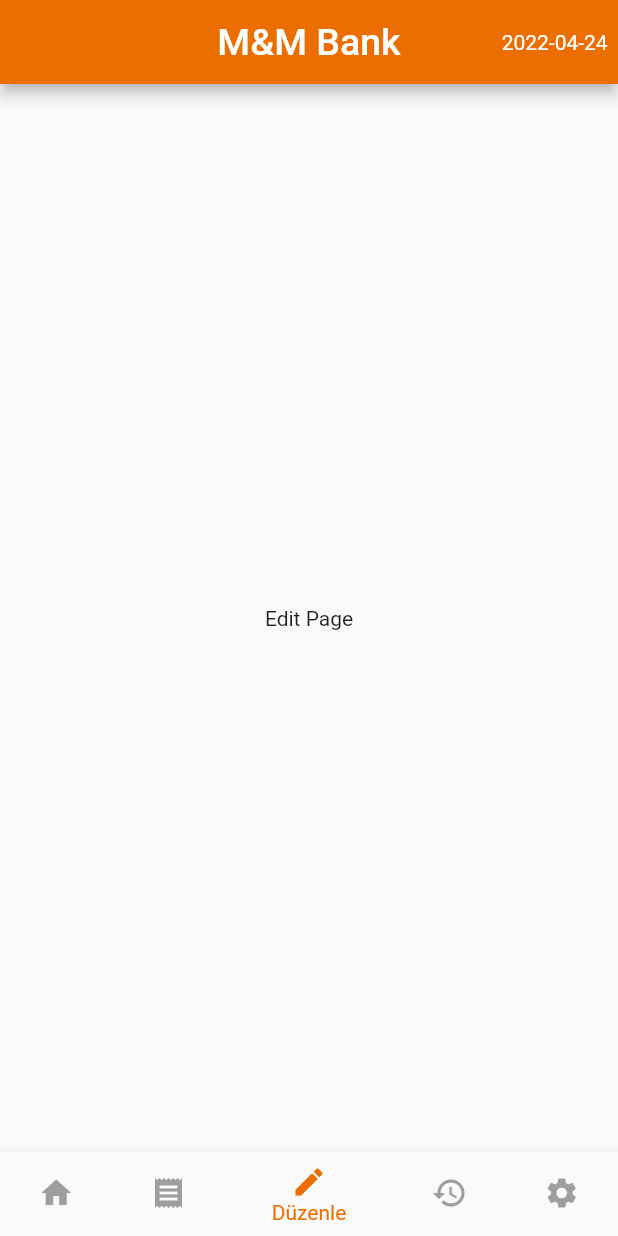
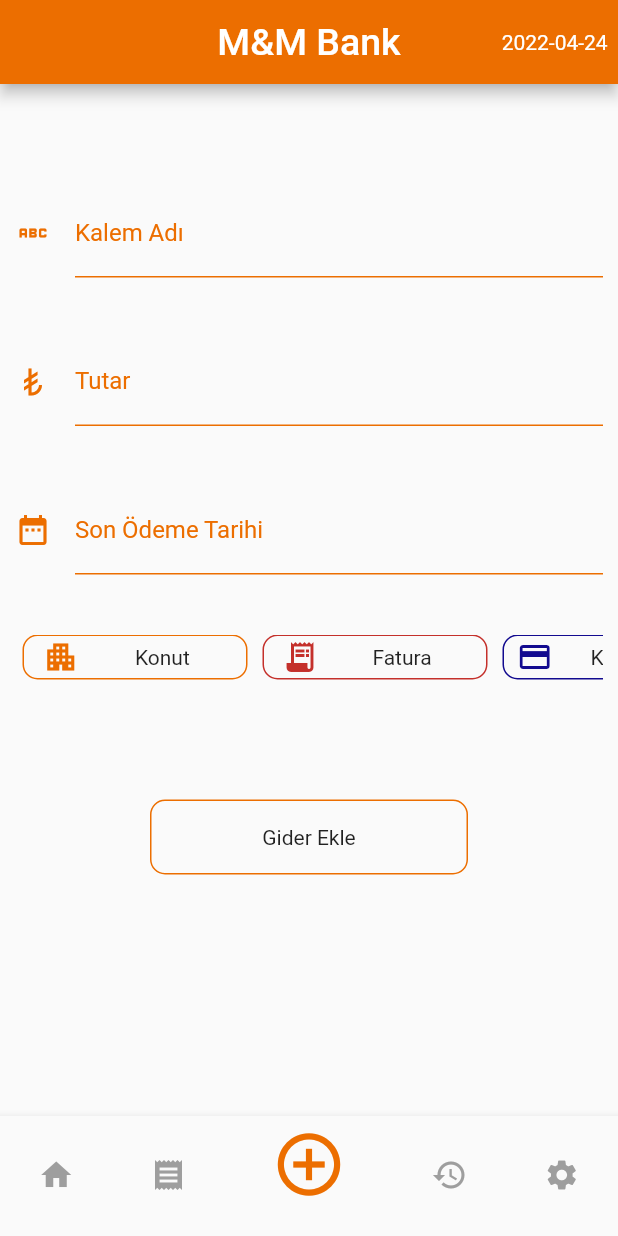
Before and after one commit to mertcanerbasi/green-account, a Flutter app: the screen it shows after launch, swiped to page 3, on a phone screen of 412 x 824 dp. Run offline on Flutter 3.47's test engine with Material 2 defaults, Android fonts, the phone set to English and light mode, and no system bars; our stand-ins replace google_fonts; Roboto replaces fonts that are missing (Genos).

Commit message:
core_funcs_update

```diff
--- a/greenaccount/lib/models/income_expense_model.dart
+++ b/greenaccount/lib/models/income_expense_model.dart
@@ -1,13 +1,26 @@
+import 'dart:core';
+import 'package:json_annotation/json_annotation.dart';
+
+part 'income_expense_model.g.dart';
+
+@JsonSerializable()
 class IncomeExpenseModel {
   final String kalemAdi;
-  final bool isGelir;
+  bool isGelir = false;
+  bool? isOdendi = false;
   final double miktar;
   final String kategori;
+  final String sonOdemeTarihi;
 
   IncomeExpenseModel({
     required this.kalemAdi,
     required this.isGelir,
     required this.miktar,
     required this.kategori,
+    required this.isOdendi,
+    required this.sonOdemeTarihi,
   });
+
+  factory IncomeExpenseModel.fromJson(Map<String, dynamic> json) => _$IncomeExpenseModelFromJson(json);
+  Map<String, dynamic> toJson() => _$IncomeExpenseModelToJson(this);
 }
--- a/greenaccount/lib/pages/create_balance/create_balance_page.dart
+++ /dev/null
@@ -1,20 +0,0 @@
-import 'package:flutter/material.dart';
-
-import '../../utils/colors.dart';
-import '../income_expense_page/widgets/title_widget.dart';
-
-class EditBalancePage extends StatefulWidget {
-  const EditBalancePage({Key? key}) : super(key: key);
-
-  @override
-  State<EditBalancePage> createState() => _EditBalancePageState();
-}
-
-class _EditBalancePageState extends State<EditBalancePage> {
-  @override
-  Widget build(BuildContext context) {
-    return Center(
-      child: Text("Edit Page"),
-    );
-  }
-}
--- /dev/null
+++ b/greenaccount/lib/pages/edit_balance/edit_balance_page.dart
@@ -0,0 +1,258 @@
+import 'package:flutter/material.dart';
+import 'package:greenaccount/models/income_expense_model.dart';
+import 'package:greenaccount/services/sharedPref.dart';
+
+import '../../utils/colors.dart';
+import '../../utils/expense_categories.dart';
+
+class EditBalancePage extends StatefulWidget {
+  const EditBalancePage({Key? key}) : super(key: key);
+
+  @override
+  State<EditBalancePage> createState() => _EditBalancePageState();
+}
+
+class _EditBalancePageState extends State<EditBalancePage> {
+  String _selectedCategory = "Diğer";
+  final TextEditingController _kalemController = TextEditingController();
+  final TextEditingController _tutarController = TextEditingController();
+  final TextEditingController _sonOdemeController = TextEditingController();
+  final _formKey = GlobalKey<FormState>();
+  final DataService _dataService = DataService();
+  List<IncomeExpenseModel>? expensesList;
+
+  _writeToExpenseList() async {
+    await _dataService.writeExpenseList(expensesList);
+  }
+
+  _readExpenseList() async {
+    var list = await _dataService.readExpenseList();
+    setState(() {
+      list?.isNotEmpty == true ? expensesList = list : expensesList = [];
+    });
+  }
+
+  @override
+  void initState() {
+    super.initState();
+    _readExpenseList();
+  }
+
+  @override
+  Widget build(BuildContext context) {
+    return Padding(
+      padding: const EdgeInsets.symmetric(horizontal: 10),
+      child: Form(
+        key: _formKey,
+        child: ListView(
+          children: [
+            const SizedBox(
+              height: 50,
+            ),
+            Padding(
+              padding: const EdgeInsets.symmetric(vertical: 20),
+              child: TextFormField(
+                autocorrect: false,
+                cursorColor: primaryOrange,
+                controller: _kalemController,
+                decoration: const InputDecoration(
+                  label: Text("Kalem Adı"),
+                  icon: Icon(
+                    Icons.abc,
+                    color: primaryOrange,
+                  ),
+                  enabledBorder: UnderlineInputBorder(
+                    borderSide: BorderSide(color: primaryOrange),
+                  ),
+                  focusedBorder: UnderlineInputBorder(
+                    borderSide: BorderSide(color: primaryOrange),
+                  ),
+                  labelStyle: TextStyle(color: primaryOrange),
+                ),
+                validator: (value) {
+                  if (value == null || value.isEmpty) {
+                    return "Kalem adı boş bırakılamaz";
+                  }
+                  return null;
+                },
+              ),
+            ),
+            Padding(
+              padding: const EdgeInsets.symmetric(vertical: 20),
+              child: TextFormField(
+                autocorrect: false,
+                cursorColor: primaryOrange,
+                controller: _tutarController,
+                decoration: const InputDecoration(
+                    label: Text("Tutar"),
+                    icon: Icon(
+                      Icons.currency_lira,
+                      color: primaryOrange,
+                    ),
+                    enabledBorder: UnderlineInputBorder(
+                      borderSide: BorderSide(color: primaryOrange),
+                    ),
+                    focusedBorder: UnderlineInputBorder(
+                      borderSide: BorderSide(color: primaryOrange),
+                    ),
+                    labelStyle: TextStyle(color: primaryOrange)),
+                validator: (value) {
+                  if (value == null || value.isEmpty) {
+                    return "Tutar boş bırakılamaz";
+                  }
+                  return null;
+                },
+              ),
+            ),
+            Padding(
+              padding: const EdgeInsets.symmetric(vertical: 20),
+              child: TextFormField(
+                autocorrect: false,
+                cursorColor: primaryOrange,
+                controller: _sonOdemeController,
+                decoration: const InputDecoration(
+                    label: Text("Son Ödeme Tarihi"),
+                    icon: Icon(
+                      Icons.date_range,
+                      color: primaryOrange,
+                    ),
+                    enabledBorder: UnderlineInputBorder(
+                      borderSide: BorderSide(color: primaryOrange),
+                    ),
+                    focusedBorder: UnderlineInputBorder(
+                      borderSide: BorderSide(color: primaryOrange),
+                    ),
+                    labelStyle: TextStyle(color: primaryOrange)),
+                validator: (value) {
+                  if (value == null || value.isEmpty) {
+                    return "Son Ödeme Tarihi boş bırakılamaz";
+                  }
+                  return null;
+                },
+              ),
+            ),
+            Padding(
+              padding: const EdgeInsets.symmetric(vertical: 20),
+              child: SizedBox(
+                height: 30,
+                child: ListView.builder(
+                  scrollDirection: Axis.horizontal,
+                  itemCount: expenseCategoriesTexts.length,
+                  itemBuilder: (context, index) => Padding(
+                    padding: const EdgeInsets.symmetric(horizontal: 5),
+                    child: InkWell(
+                      onTap: () {
+                        setState(() {
+                          _selectedCategory = expenseCategoriesTexts[index];
+                        });
+                      },
+                      child: Container(
+                        width: 150,
+                        decoration: BoxDecoration(
+                          borderRadius: const BorderRadius.all(Radius.circular(10)),
+                          border: Border.all(width: 1, color: expenseCategoriesColors[index]),
+                          color: _selectedCategory == expenseCategoriesTexts[index] ? Colors.orange[100] : null,
+                        ),
+                        child: Row(
+                          children: [
+                            const Spacer(
+                              flex: 1,
+                            ),
+                            expenseCategoriesIcons[index],
+                            const Spacer(
+                              flex: 3,
+                            ),
+                            Text(expenseCategoriesTexts[index]),
+                            const Spacer(
+                              flex: 3,
+                            ),
+                          ],
+                        ),
+                      ),
+                    ),
+                  ),
+                ),
+              ),
+            ),
+            Padding(
+              padding: const EdgeInsets.symmetric(horizontal: 90, vertical: 60),
+              child: InkWell(
+                onTap: () {
+                  if (_formKey.currentState!.validate()) {
+                    showDialog(
+                      context: context,
+                      barrierDismissible: false, // user must tap button!
+                      builder: (BuildContext context) {
+                        return AlertDialog(
+                          title: const Center(child: Text('Gider Kalemi')),
+                          content: SingleChildScrollView(
+                            child: ListBody(
+                              children: [
+                                Text('Kalem Adı: ${_kalemController.text}'),
+                                Text('Tutar : ${_tutarController.text}'),
+                                Text('Son Ödeme Tarihi: ${_sonOdemeController.text}'),
+                                Text('Kategori: $_selectedCategory'),
+                              ],
+                            ),
+                          ),
+                          actions: <Widget>[
+                            Row(
+                              mainAxisAlignment: MainAxisAlignment.spaceEvenly,
+                              children: [
+                                Center(
+                                  child: TextButton(
+                                    child: const Text(
+                                      'Düzenle',
+                                      style: TextStyle(color: primaryRed),
+                                    ),
+                                    onPressed: () {
+                                      Navigator.of(context).pop();
+                                    },
+                                  ),
+                                ),
+                                Center(
+                                  child: TextButton(
+                                    child: const Text(
+                                      'Ekle',
+                                      style: TextStyle(color: Colors.green),
+                                    ),
+                                    onPressed: () async {
+                                      expensesList!
+                                          .add(IncomeExpenseModel(kalemAdi: _kalemController.text, isGelir: false, miktar: double.parse(_tutarController.text), kategori: _selectedCategory, isOdendi: false, sonOdemeTarihi: _sonOdemeController.text));
+                                      _kalemController.clear();
+                                      _tutarController.clear();
+                                      _sonOdemeController.clear();
+                                      await _writeToExpenseList();
+
+                                      ScaffoldMessenger.of(context).showSnackBar(
+                                        const SnackBar(content: Text('Gider Kalemi Eklendi')),
+                                      );
+                                      Navigator.of(context).pop();
+                                    },
+                                  ),
+                                ),
+                              ],
+                            ),
+                          ],
+                        );
+                      },
+                    );
+                  }
+                },
+                child: Container(
+                  height: 50,
+                  width: double.infinity,
+                  decoration: BoxDecoration(
+                    borderRadius: const BorderRadius.all(Radius.circular(10)),
+                    border: Border.all(width: 1, color: primaryOrange),
+                  ),
+                  child: const Center(child: Text("Gider Ekle")),
+                ),
+              ),
+            )
+          ],
+        ),
+      ),
+    );
+  }
+}
--- a/greenaccount/lib/pages/history_page/history_page.dart
+++ b/greenaccount/lib/pages/history_page/history_page.dart
@@ -10,7 +10,7 @@ class HistoryPage extends StatefulWidget {
 class _HistoryPageState extends State<HistoryPage> {
   @override
   Widget build(BuildContext context) {
-    return Center(
+    return const Center(
       child: Text("Geçmiş Sayfası"),
     );
   }
--- a/greenaccount/lib/pages/home_page.dart
+++ b/greenaccount/lib/pages/home_page.dart
@@ -1,11 +1,12 @@
 import 'package:flutter/material.dart';
 import 'package:google_fonts/google_fonts.dart';
-import 'package:greenaccount/pages/create_balance/create_balance_page.dart';
 import 'package:greenaccount/pages/history_page/history_page.dart';
 import 'package:greenaccount/pages/income_expense_page/income_expense_page.dart';
 import 'package:greenaccount/pages/settings_page/settings_page.dart';
 import 'package:greenaccount/pages/summary_page/summary_page.dart';
 import 'package:greenaccount/utils/colors.dart';
+
+import 'edit_balance/edit_balance_page.dart';
 
 class HomePage extends StatefulWidget {
   const HomePage({Key? key}) : super(key: key);
@@ -33,6 +34,7 @@ class _HomePageState extends State<HomePage> {
   @override
   Widget build(BuildContext context) {
     return Scaffold(
+      resizeToAvoidBottomInset: false,
       appBar: AppBar(
         centerTitle: true,
         title: Text(
@@ -60,13 +62,22 @@ class _HomePageState extends State<HomePage> {
         ],
       ),
       bottomNavigationBar: BottomNavigationBar(
+        elevation: 5,
         currentIndex: _activePage,
+        type: BottomNavigationBarType.shifting,
+        backgroundColor: primaryOrange,
         selectedItemColor: primaryOrange,
         unselectedItemColor: Colors.grey[500],
         items: const [
           BottomNavigationBarItem(icon: Icon(Icons.home), label: 'Anasayfa'),
           BottomNavigationBarItem(icon: Icon(Icons.receipt), label: 'Hesap Ozeti'),
-          BottomNavigationBarItem(icon: Icon(Icons.edit), label: 'Düzenle'),
+          BottomNavigationBarItem(
+            icon: Icon(
+              Icons.add_circle_outline,
+              size: 50,
+            ),
+            label: '',
+          ),
           BottomNavigationBarItem(icon: Icon(Icons.history), label: 'Geçmiş'),
           BottomNavigationBarItem(icon: Icon(Icons.settings), label: 'Ayarlar'),
         ],
--- a/greenaccount/lib/pages/income_expense_page/widgets/title_widget.dart
+++ b/greenaccount/lib/pages/income_expense_page/widgets/title_widget.dart
@@ -5,7 +5,7 @@ import '../../../utils/colors.dart';
 class TitleWidget extends StatelessWidget {
   final String title;
   final double amount;
-  TitleWidget({Key? key, required this.title, required this.amount}) : super(key: key);
+  const TitleWidget({Key? key, required this.title, required this.amount}) : super(key: key);
 
   @override
   Widget build(BuildContext context) {
@@ -26,7 +26,7 @@ class TitleWidget extends StatelessWidget {
                 fontSize: 30,
               ),
             ),
-            Spacer(),
+            const Spacer(),
             Text(
               amount.toString(),
               textAlign: TextAlign.start,
--- a/greenaccount/lib/pages/settings_page/settings_page.dart
+++ b/greenaccount/lib/pages/settings_page/settings_page.dart
@@ -10,7 +10,7 @@ class SettingsPage extends StatefulWidget {
 class _SettingsPageState extends State<SettingsPage> {
   @override
   Widget build(BuildContext context) {
-    return Center(
+    return const Center(
       child: Text("Ayarlar Sayfası"),
     );
   }
--- a/greenaccount/lib/utils/colors.dart
+++ b/greenaccount/lib/utils/colors.dart
@@ -1,7 +1,7 @@
 import 'package:flutter/material.dart';
 
 const Color primaryOrange = Color(0xFFEC6E00);
-const Color primaryRed = Colors.red;
+const Color primaryRed = Color(0xffc4302b);
 const Color primaryBlue = Color(0xff120a8f);
 const Color primaryPink = Colors.pink;
 const Color primaryBrown = Colors.brown;
--- a/greenaccount/lib/utils/expense_categories.dart
+++ b/greenaccount/lib/utils/expense_categories.dart
@@ -3,23 +3,23 @@ import 'package:greenaccount/utils/colors.dart';
 
 final List<String> expenseCategoriesTexts = ["Konut", "Fatura", "Kredi Kartı", "Birikim", "Diğer"];
 final List<Icon> expenseCategoriesIcons = [
-  Icon(
+  const Icon(
     Icons.apartment,
     color: primaryOrange,
   ),
-  Icon(
+  const Icon(
     Icons.receipt_long,
     color: primaryRed,
   ),
-  Icon(
+  const Icon(
     Icons.credit_card,
     color: primaryBlue,
   ),
-  Icon(
+  const Icon(
     Icons.savings_outlined,
     color: primaryPink,
   ),
-  Icon(
+  const Icon(
     Icons.currency_lira,
     color: primaryBrown,
   )
--- a/greenaccount/pubspec.yaml
+++ b/greenaccount/pubspec.yaml
@@ -35,6 +35,10 @@ dependencies:
   # Use with the CupertinoIcons class for iOS style icons.
   cupertino_icons: ^1.0.2
   google_fonts: ^2.3.1
+  intl: ^0.17.0
+  path_provider: ^2.0.9
+  json_serializable: ^6.1.6
+  build_runner: ^2.1.10
 
 dev_dependencies:
   flutter_test:
```
Also changed, not shown: greenaccount/lib/pages/income_expense_page/income_expense_page.dart (+93 -18 lines), greenaccount/lib/pages/summary_page/summary_page.dart (+22 -2 lines), greenaccount/lib/services/sharedPref.dart (added, +53 -0 lines), greenaccount/lib/models/income_expense_model.g.dart (added), 34 other files.
